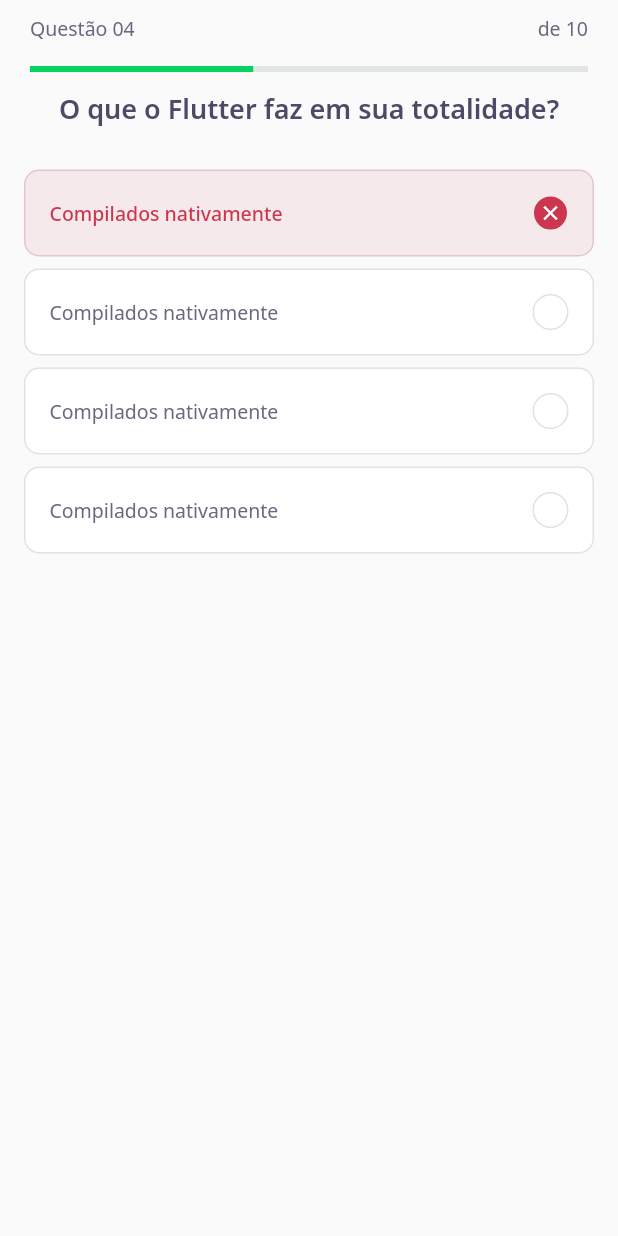
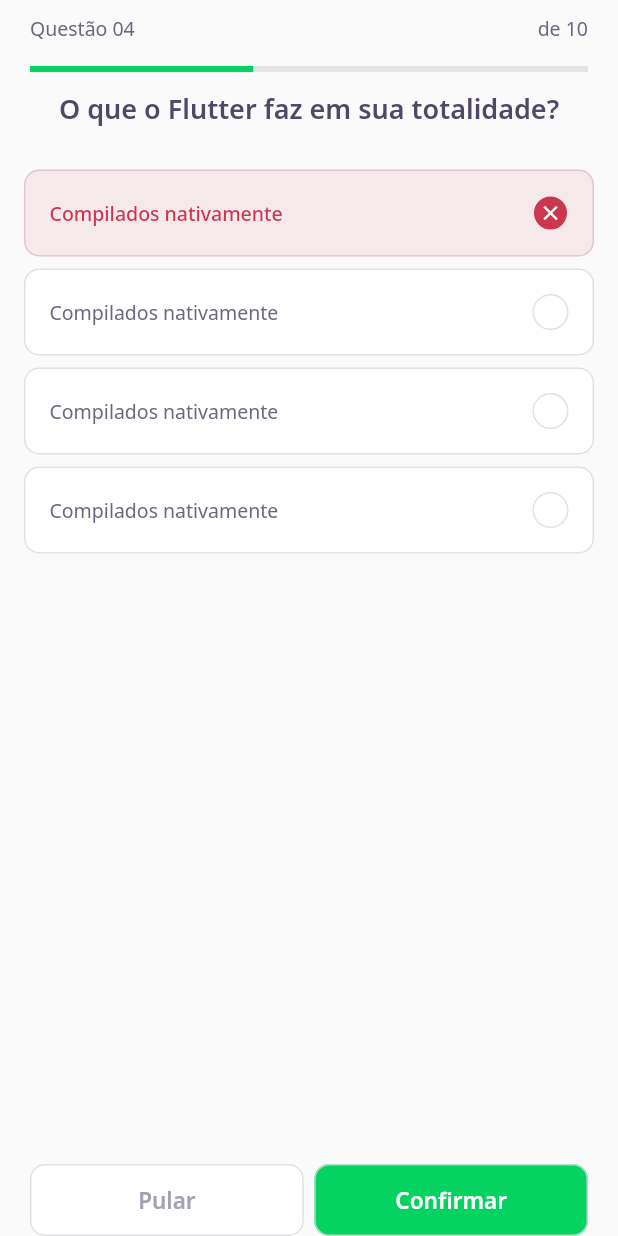
Before and after one commit to mattatito/dev.quiz, a Flutter app: the ChallengePage screen opened directly, on a phone screen of 412 x 824 dp. Run offline on Flutter 3.47's test engine with Material 2 defaults, Android fonts, the phone set to English and light mode, and no system bars; our stand-ins replace google_fonts; network calls fail.

Commit message:
Adicionando botão de pular e confirmar na tela de desafio

```diff
--- a/lib/challenge/challenge_page.dart
+++ b/lib/challenge/challenge_page.dart
@@ -1,4 +1,4 @@
-
+import 'package:dev_quiz/challenge/widgets/next_button/next_button_widget.dart';
 import 'package:dev_quiz/challenge/widgets/question_indicator/question_indicator_widget.dart';
 import 'package:dev_quiz/challenge/widgets/quiz/quiz_widget.dart';
 import 'package:flutter/material.dart';
@@ -16,7 +16,35 @@ class _ChallengePageState extends State<ChallengePage> {
         preferredSize: Size.fromHeight(60),
         child: SafeArea(child: QuestionIndicatorWidget()),
       ),
-      body: QuizWidget(title: "O que o Flutter faz em sua totalidade?",),
+      body: QuizWidget(
+        title: "O que o Flutter faz em sua totalidade?",
+      ),
+      bottomNavigationBar: SafeArea(
+        bottom: true,
+        child: Padding(
+          padding: const EdgeInsets.symmetric(horizontal: 20),
+          child: Row(
+            mainAxisAlignment: MainAxisAlignment.spaceEvenly,
+            children: [
+              Expanded(
+                child: NextButtonWidget.white(
+                  label: "Pular",
+                  onTap: () {},
+                ),
+              ),
+              SizedBox(
+                width: 7,
+              ),
+              Expanded(
+                child: NextButtonWidget.green(
+                  label: "Confirmar",
+                  onTap: () {},
+                ),
+              )
+            ],
+          ),
+        ),
+      ),
     );
   }
 }
```
